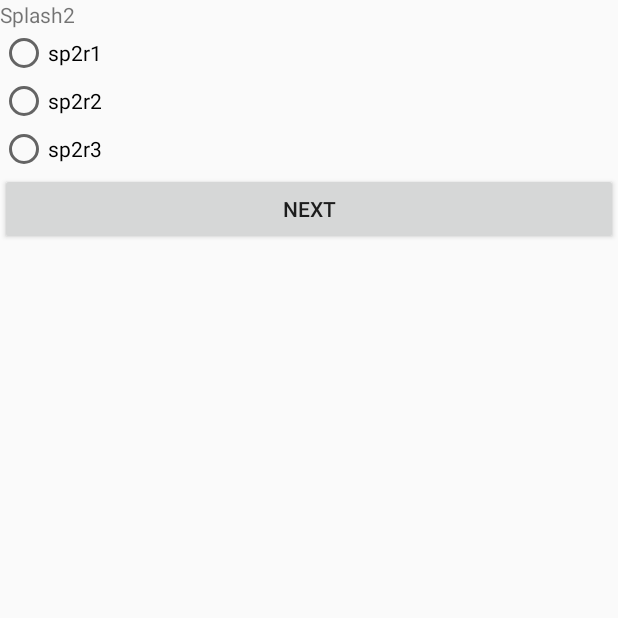
After one commit to kusumasric/SmartRental, an Android app: the SplashScreen2 screen opened directly, with no data from a screen before it, on a phone screen of 412 x 824 dp, the top half of it. The commit adds this screen. Run offline under Robolectric (Android 15) with nearby library versions, the phone set to English and light mode, and no system bars.

Commit message:
Adding splash screens

```diff
--- /dev/null
+++ b/app/src/main/res/layout/activity_splash2.xml
@@ -0,0 +1,44 @@
+<?xml version="1.0" encoding="utf-8"?>
+<LinearLayout xmlns:android="http://schemas.android.com/apk/res/android"
+    android:orientation="vertical" android:layout_width="match_parent"
+    android:layout_height="match_parent">
+
+    <TextView
+        android:id="@+id/textView"
+        android:layout_width="match_parent"
+        android:layout_height="wrap_content"
+        android:text="Splash2" />
+    <RadioGroup
+        android:layout_width="match_parent"
+        android:layout_height="wrap_content" >
+        <RadioButton
+            android:id="@+id/sp2r1"
+            android:layout_width="match_parent"
+            android:layout_height="wrap_content"
+            android:text="sp2r1"
+            android:onClick="onRadioButtonClick"
+            />
+
+        <RadioButton
+            android:id="@+id/sp2r2"
+            android:layout_width="match_parent"
+            android:layout_height="wrap_content"
+            android:onClick="onRadioButtonClick"
+            android:text="sp2r2" />
+
+        <RadioButton
+            android:id="@+id/sp2r3"
+            android:layout_width="match_parent"
+            android:layout_height="wrap_content"
+            android:onClick="onRadioButtonClick"
+            android:text="sp2r3" />
+    </RadioGroup>
+
+    <Button
+        android:id="@+id/splash2Next"
+        android:layout_width="match_parent"
+        android:layout_height="wrap_content"
+        android:text="Next"
+        android:onClick="onSplash2Next"/>
+
+</LinearLayout>
```
Also changed, not shown: app/src/main/AndroidManifest.xml (+7 -1 lines), app/src/main/java/com/example/kchundur/sr/MainAct.java (added, +48 -0 lines), app/src/main/java/com/example/kchundur/sr/MainActivity.java (+7 -0 lines), app/src/main/java/com/example/kchundur/sr/SplashScreen1.java (added, +58 -0 lines), app/src/main/java/com/example/kchundur/sr/SplashScreen2.java (added, +59 -0 lines), app/src/main/java/com/example/kchundur/sr/SplashScreen3.java (added, +63 -0 lines), app/src/main/java/com/example/kchundur/sr/SplashScreen4.java (added, +58 -0 lines), app/src/main/res/layout/act_question.xml (added, +22 -0 lines), app/src/main/res/layout/activity_splash1.xml (added, +47 -0 lines), app/src/main/res/layout/activity_splash3.xml (added, +43 -0 lines), app/src/main/res/layout/activity_splash4.xml (added, +43 -0 lines), build.gradle (line endings or trailing spaces).
